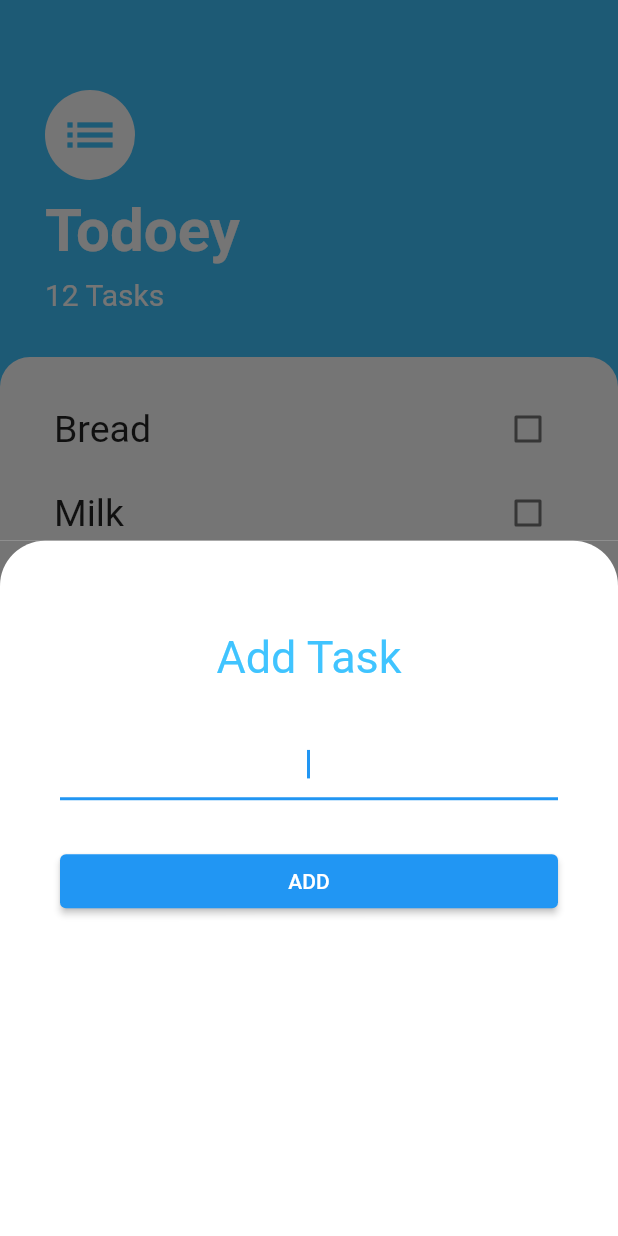
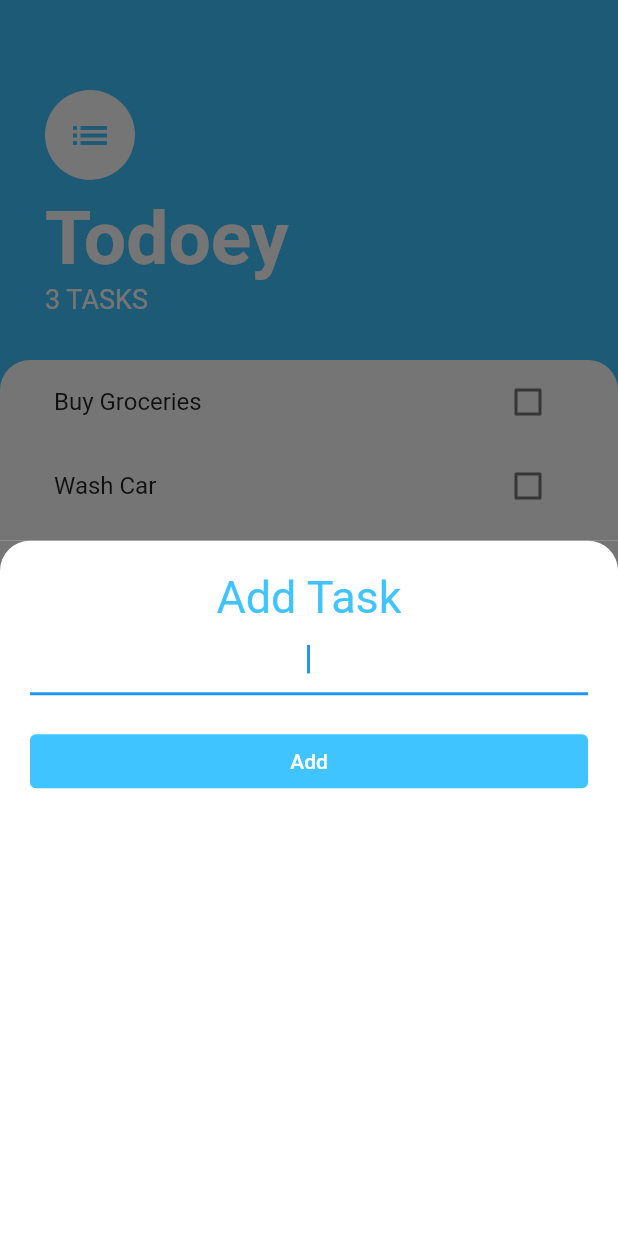
Before and after one commit to Mayur17maru/1todoey, a Flutter app: the screen it shows after launch, after a tap on the "add" icon, on a phone screen of 412 x 824 dp. Run offline on Flutter 3.47's test engine with Material 2 defaults, Android fonts, the phone set to English and light mode, and no system bars.

Commit message:
Provider_packageadded

```diff
--- a/lib/Screens/addtask_screen.dart
+++ b/lib/Screens/addtask_screen.dart
@@ -1,44 +1,43 @@
-// import 'package:flutter/cupertino.dart';
 import 'package:flutter/material.dart';
+import 'package:provider/provider.dart';
+import 'package:todoey/Screens/taskdata.dart';
+class AddTaskScreen extends StatelessWidget {
 
-class AddTaskScreen extends StatelessWidget {
-  const AddTaskScreen({Key? key}) : super(key: key);
+  late String newTaskTitle;
+
 
   @override
   Widget build(BuildContext context) {
     return Container(
       color: Color(0xff757575),
       child: Container(
-        decoration: const BoxDecoration(
-          borderRadius: BorderRadius.only(topLeft: Radius.circular(30),
-              topRight: Radius.circular(30)),
+        padding: EdgeInsets.all(20.0),
+        decoration: BoxDecoration(
           color: Colors.white,
+          borderRadius: BorderRadius.only(topRight: Radius.circular(20.0),topLeft: Radius.circular(20.0)),
         ),
-        child: Padding(
-          padding: const EdgeInsets.only(left: 40,right: 40),
         child: Column(
           crossAxisAlignment: CrossAxisAlignment.stretch,
           children: [
-              const Padding(
-                padding: EdgeInsets.only(top: 60,bottom: 30),
-                child: Text('Add Task',textAlign: TextAlign.center,
-                  style: TextStyle(
-                      color: Colors.lightBlueAccent,
-                      fontSize: 30),
-                ),
-              ),
+            Text('Add Task',style: TextStyle(fontSize: 30.0,color: Colors.lightBlueAccent),textAlign: TextAlign.center,),
             TextField(
               autofocus: true,
               textAlign: TextAlign.center,
+              onChanged: (newText){
+                newTaskTitle = newText;
+              },
             ),
-              Padding(
-                padding: EdgeInsets.only(top: 30),
-                child: ElevatedButton(onPressed: (){},
-                    child: Text('ADD'),
+            SizedBox(
+              height: 20.0,
             ),
+            TextButton(onPressed: (){
+              Provider.of<TaskData>(context,listen: false).addTask(newTaskTitle);
+              Navigator.pop(context);
+            },
+              child: Text('Add',style: TextStyle(color: Colors.white)),
+              style: TextButton.styleFrom(backgroundColor: Colors.lightBlueAccent),
             ),
           ],
-          ),
         ),
       ),
     );
--- a/lib/Screens/task.dart
+++ b/lib/Screens/task.dart
@@ -1,8 +1,10 @@
 class Task{
-  late String name;
-  late bool isDone;
-  Task( {required this.name, required this.isDone});
-  isToggled(){
-    isDone=!isDone;
+  final String name;
+  bool isDone;
+
+  Task({required this.name,this.isDone = false});
+
+  void toggleDone(){
+    isDone = !isDone;
   }
 }
--- a/lib/Screens/task_screen.dart
+++ b/lib/Screens/task_screen.dart
@@ -1,63 +1,57 @@
 import 'package:flutter/material.dart';
+import 'package:provider/provider.dart';
+import 'package:todoey/Screens/taskdata.dart';
 import 'package:todoey/Screens/tasklist.dart';
 
 import 'addtask_screen.dart';
+class TaskScreen extends StatelessWidget {
 
-class TaskScreen extends StatelessWidget {
+
+
 
   @override
   Widget build(BuildContext context) {
     return Scaffold(
       backgroundColor: Colors.lightBlueAccent,
-      body: SafeArea(
-        child: Column(
+      floatingActionButton: FloatingActionButton(
+        backgroundColor: Colors.lightBlueAccent,
+        onPressed: () {
+          showModalBottomSheet(context: context, builder: (context) => AddTaskScreen());
+        },
+        child: Icon(Icons.add),
+      ),
+      body: Column(
         crossAxisAlignment: CrossAxisAlignment.start,
         children: [
           Container(
-              child: const Padding(
-                padding:  EdgeInsets.only(top: 60,left: 30,right: 30,bottom: 30),
+            padding: EdgeInsets.only(top: 60.0,left: 30.0,right: 30.0,bottom: 30.0),
             child: Column(
               crossAxisAlignment: CrossAxisAlignment.start,
-                  children: [
-                    CircleAvatar(child: Icon(Icons.list,size: 40,color: Colors.lightBlueAccent,),
+              children: <Widget>[
+                CircleAvatar(
                     backgroundColor: Colors.white,
-                    radius: 30.0,),
-                  Padding(
-                    padding: EdgeInsets.only(top: 10),
-                    child: Text('Todoey',style: TextStyle(fontSize: 40,
-                        fontWeight:FontWeight.w700,color: Colors.white),),
+                    radius: 30.0,
+                    child: Icon(Icons.list,size: 30.0,color: Colors.lightBlueAccent,)),
+                SizedBox(
+                  height: 10.0,
                 ),
-                    Padding(
-                      padding: EdgeInsets.only(top: 8),
-                      child: Text('12 Tasks',style: TextStyle(color: Colors.white,fontSize: 20),),
-                    ),
+                Text('Todoey',style: TextStyle(color: Colors.white,fontSize: 50.0,fontWeight: FontWeight.w700),),
+                Text('${Provider.of<TaskData>(context).taskCount} TASKS',style: TextStyle(color: Colors.white,fontSize: 18),),
               ],
             ),
           ),
-            ),
+
           Expanded(
             child: Container(
-                decoration: const BoxDecoration(
+              padding: EdgeInsets.symmetric(horizontal: 20.0),
+              decoration: BoxDecoration(
                   color: Colors.white,
-                  borderRadius: BorderRadius.only(topRight: Radius.circular(20),topLeft: Radius.circular(20)),
+                  borderRadius: BorderRadius.only(topLeft: Radius.circular(20.0),topRight: Radius.circular(20.0))
               ),
-                child: const Padding(
-                  padding:EdgeInsets.symmetric(horizontal: 20),
-                  child: TaskList(),
+              child: TasksList(),
             ),
           ),
-            )
         ],
-        ),
-
-      ),
-      floatingActionButton:  FloatingActionButton(backgroundColor: Colors.lightBlueAccent,
-        onPressed: () {
-          showModalBottomSheet(context: context, builder: (context)=>const AddTaskScreen());
-        },
-        child: CircleAvatar(
-          child: Icon(Icons.add,size: 30,),radius: 30,
-        ),
       ),
     );
   }
--- /dev/null
+++ b/lib/Screens/taskdata.dart
@@ -0,0 +1,36 @@
+import 'package:flutter/foundation.dart';
+import 'task.dart';
+import 'dart:collection';
+
+class TaskData extends ChangeNotifier{
+  List<Task> _tasks=[
+    Task(name: 'Buy Groceries'),
+    Task(name: 'Wash Car'),
+    Task(name: 'Refil Stock'),
+  ];
+
+  UnmodifiableListView<Task> get Tasks{
+    return UnmodifiableListView(_tasks);
+  }
+
+  int get taskCount{
+    return _tasks.length;
+  }
+
+  void addTask(String newTaskTitle){
+    final task = Task(name: newTaskTitle);
+    _tasks.add(task);
+    notifyListeners();
+  }
+
+  void updateTask(Task task){
+    task.toggleDone();
+    notifyListeners();
+  }
+
+  void deleteTask(Task task){
+    _tasks.remove(task);
+    notifyListeners();
+  }
+
+}
--- a/lib/Screens/tasklist.dart
+++ b/lib/Screens/tasklist.dart
@@ -1,36 +1,30 @@
 import 'package:flutter/material.dart';
-import 'package:todoey/Screens/task.dart';
+import 'package:provider/provider.dart';
+import 'package:todoey/Screens/taskdata.dart';
 import 'package:todoey/Screens/tasktile.dart';
 
-class TaskList extends StatefulWidget {
-  const TaskList({
-    super.key,
-  });
-
-  @override
-  State<TaskList> createState() => _TaskListState();
-}
-
-class _TaskListState extends State<TaskList> {
-  List<Task> tasks=[
-    Task(name: 'Bread',isDone: false),
-    Task(name: 'Milk',isDone: false),
-
-  ];
+class TasksList extends StatelessWidget {
 
   @override
   Widget build(BuildContext context) {
-    return Padding(
-      padding: const EdgeInsets.only(top: 20),
-      child: ListView.builder(itemBuilder: (context,index){
-        return TaskTile(text: tasks[index].name,
-            isChecked: tasks[index].isDone
-        ,checkboxCallback:(checkboxStatus){
-          setState(() {
-            tasks[index].isToggled();
-          });
-            });
-      },itemCount: tasks.length),
+    return Consumer<TaskData>(
+      builder: (context, taskData, child){
+        return ListView.builder(
+          itemBuilder: (context,index){
+            return TaskTile(
+              taskTitle : taskData.Tasks[index].name,
+              isChecked : taskData.Tasks[index].isDone,
+              checkboxCallback : (checkboxState){
+                taskData.updateTask(taskData.Tasks[index]);
+              },
+              longPressCallback: () {
+                taskData.deleteTask(taskData.Tasks[index]);
+              },
+            );
+          },
+          itemCount: taskData.taskCount,
+        );
+      },
     );
   }
 }
--- a/lib/Screens/tasktile.dart
+++ b/lib/Screens/tasktile.dart
@@ -1,27 +1,27 @@
-import 'package:flutter/cupertino.dart';
 import 'package:flutter/material.dart';
+class TaskTile extends StatelessWidget {
 
-class TaskTile extends StatelessWidget{
 
-  TaskTile({required this.text,required this.isChecked, required this.checkboxCallback});
-  String text;
-  bool isChecked=false;
-  Function checkboxCallback;
+  late final bool isChecked;
+  late final String taskTitle;
+  final Function checkboxCallback;
+  final void Function() longPressCallback;
+
+  TaskTile({required this.isChecked,required this.taskTitle,required this.checkboxCallback,required this.longPressCallback});
+
   @override
   Widget build(BuildContext context) {
     return ListTile(
-      title: Text(text,style:  TextStyle(fontSize: 25,decoration: isChecked ?TextDecoration.lineThrough:null),),
+      onLongPress: longPressCallback,
+      title: Text(
+        taskTitle,
+        style: TextStyle(decoration: isChecked ? TextDecoration.lineThrough : null),
+      ),
       trailing: Checkbox(
-        activeColor:Colors.lightBlueAccent,
-        value: isChecked, onChanged: (bool? value) {
-        checkboxCallback(value);
-      },
-    )
+        activeColor: Colors.lightBlueAccent,
+        value: isChecked,
+        onChanged: (bool? value) => checkboxCallback(value!),
+      ),
     );
   }
 }
-// (newvalue) {
-// setState(() {
-// isChecked=newvalue!;
-// });
-// },)
--- a/lib/main.dart
+++ b/lib/main.dart
@@ -1,14 +1,24 @@
 import 'package:flutter/material.dart';
-import 'package:todoey/Screens/task_screen.dart';
+import 'package:provider/provider.dart';
+
+import 'Screens/task_screen.dart';
+import 'Screens/taskdata.dart';
 
 void main() {
-        runApp( MyApp());
-  }
-  class MyApp extends StatelessWidget {
+  runApp(const MyApp());
+}
+
+class MyApp extends StatelessWidget {
+  const MyApp({Key? key}) : super(key: key);
+
   @override
   Widget build(BuildContext context) {
-  return MaterialApp(
-  home: TaskScreen(),
+    return ChangeNotifierProvider(
+      create: (BuildContext context) => TaskData(),
+      child: MaterialApp(
+        debugShowCheckedModeBanner: false,
+        home: TaskScreen(),
+      ),
     );
   }
 }
--- a/pubspec.yaml
+++ b/pubspec.yaml
@@ -35,6 +35,7 @@ dependencies:
   # The following adds the Cupertino Icons font to your application.
   # Use with the CupertinoIcons class for iOS style icons.
   cupertino_icons: ^1.0.2
+  provider: ^6.0.5
 
 dev_dependencies:
   flutter_test:
```
Also changed, not shown: pubspec.lock. Lines whose indentation alone changed are shown as unchanged.
